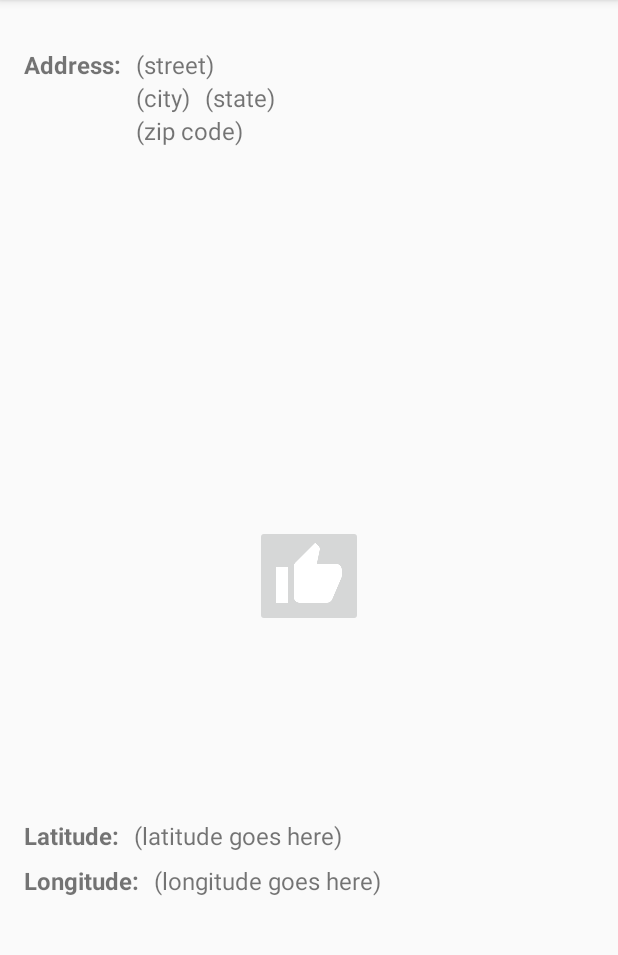
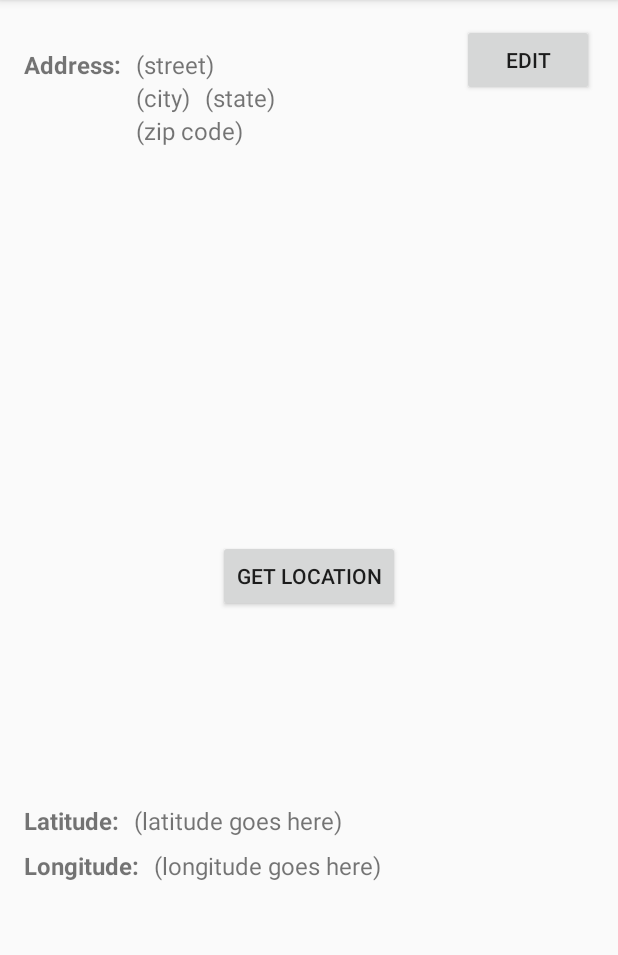
Before and after one commit to jambake/AvailableApp, an Android app: the screen it shows after launch (MainActivity), on a phone screen of 412 x 824 dp, the part 84-1039 px from its top. Run offline under Robolectric (Android 15) with nearby library versions, the phone set to English and light mode, and no system bars.

Commit message:
change location button, add initial address edit button (no function yet)

```diff
--- a/app/src/main/java/com/example/android/available/MainActivity.java
+++ b/app/src/main/java/com/example/android/available/MainActivity.java
@@ -9,7 +9,7 @@ import android.util.Log;
 import android.view.Menu;
 import android.view.MenuItem;
 import android.view.View;
-import android.widget.ImageButton;
+import android.widget.Button;
 import android.widget.TextView;
 
 import com.google.android.gms.common.ConnectionResult;
@@ -32,7 +32,7 @@ public class MainActivity extends AppCompatActivity
     protected TextView mLongitudeText;
     protected LocationRequest mLocationRequest;
     protected Location mCurrentLocation;
-    protected ImageButton getLocationButton;
+    protected Button getLocationButton;
 
     public Geocoder geocoder = new Geocoder(this, Locale.getDefault());
     public List<Address> addresses;
@@ -56,7 +56,7 @@ public class MainActivity extends AppCompatActivity
 
         buildGoogleApiClient();
 
-        getLocationButton = (ImageButton) findViewById(R.id.get_location);
+        getLocationButton = (Button) findViewById(R.id.get_location);
 
         getLocationButton.setOnClickListener(new View.OnClickListener() {
             @Override
--- a/app/src/main/res/layout/activity_main.xml
+++ b/app/src/main/res/layout/activity_main.xml
@@ -58,15 +58,20 @@
         android:textSize="16sp"
         android:text="(zip code)"/>
 
+    <Button
+        android:id="@+id/edit_button"
+        android:layout_width="wrap_content"
+        android:layout_height="wrap_content"
+        android:text="@string/edit"
+        android:layout_alignParentRight="true"/>
 
-    <ImageButton
+    <Button
         android:id="@+id/get_location"
         android:layout_width="wrap_content"
         android:layout_height="wrap_content"
         android:layout_centerVertical="true"
         android:layout_centerHorizontal="true"
-        android:src="@drawable/ic_thumb_up_white_48dp" />
-
+        android:text="@string/get_location"/>
 
     <TextView
         android:id="@+id/lat_label"
@@ -110,13 +115,3 @@
         android:text="(longitude goes here)"/>
 
 </RelativeLayout>
-
-    <!--<fragment xmlns:android="http://schemas.android.com/apk/res/android"-->
-    <!--xmlns:tools="http://schemas.android.com/tools"-->
-    <!--android:layout_width="match_parent"-->
-    <!--android:layout_height="256dp"-->
-    <!--android:layout_marginTop="24dp"-->
-    <!--android:id="@+id/map"-->
-    <!--tools:context=".MapsActivity"-->
-    <!--android:layout_below="@id/zip_code"-->
-    <!--android:name="com.google.android.gms.maps.SupportMapFragment" />-->
--- a/app/src/main/res/values/strings.xml
+++ b/app/src/main/res/values/strings.xml
@@ -2,4 +2,7 @@
     <string name="app_name">Available</string>
     <string name="action_settings">Clear</string>
     <string name="not_connected">GoogleApiClient not yet connected. Try again.</string>
+    <string name="edit_button">edit</string>
+    <string name="edit">edit</string>
+    <string name="get_location">get location</string>
 </resources>
```
